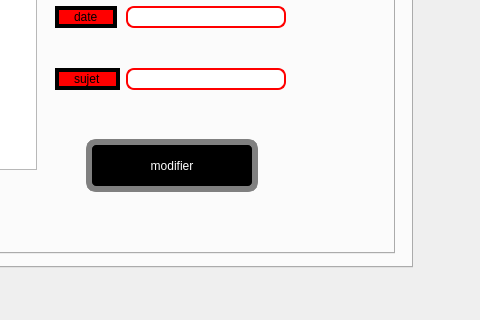
Qt form bouton_evenement.ui (Ahmedturki7777/Smart_Municipality2A4) before a commit; both pictures show x 248 to 728 and y 143 to 463 of the 728 by 463 pixel window.
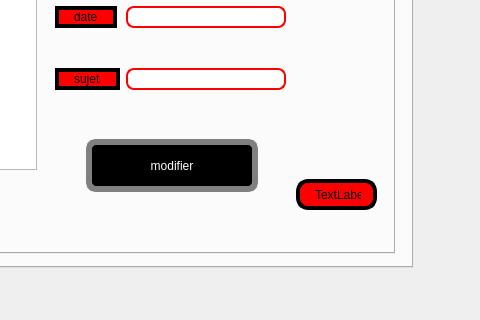
The same form after that commit.

```diff
--- a/bouton_evenement.ui
+++ b/bouton_evenement.ui
@@ -313,6 +313,19 @@
         </rect>
        </property>
       </widget>
+      <widget class="QLabel" name="label_arduino">
+       <property name="geometry">
+        <rect>
+         <x>540</x>
+         <y>260</y>
+         <width>81</width>
+         <height>31</height>
+        </rect>
+       </property>
+       <property name="text">
+        <string>TextLabel</string>
+       </property>
+      </widget>
      </widget>
      <widget class="QWidget" name="tab_8">
       <attribute name="title">
```
